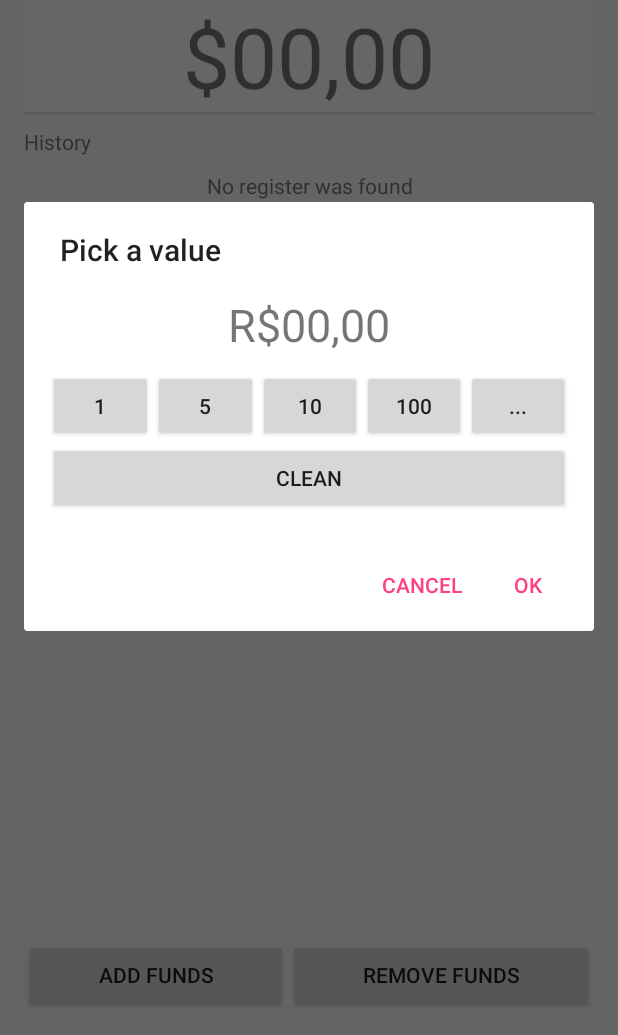
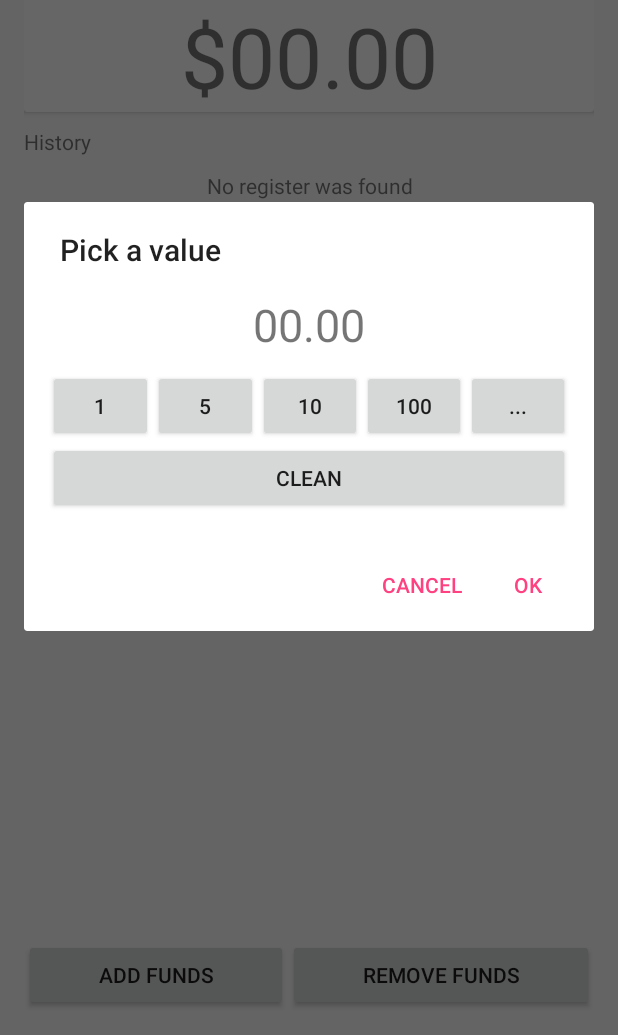
Before and after one commit to mattsousa/PortifoliAPP, an Android app: the screen it shows after launch (PrincipalActivity), after a tap on "ADD FUNDS", on a phone screen of 412 x 824 dp, the part 201-1236 px from its top. Run offline under Robolectric (Android 15) with nearby library versions, the phone set to English and light mode, and no system bars.

Commit message:
Criação de tradução para o português do Brasil, Criação das classes de operação programada

```diff
--- a/EconoApp/app/src/main/java/br/com/bluedogs/econoapp/activity/view_components/Adapter.java
+++ b/EconoApp/app/src/main/java/br/com/bluedogs/econoapp/activity/view_components/Adapter.java
@@ -12,8 +12,8 @@ import java.text.ParseException;
 
 import br.com.bluedogs.econoapp.R;
 import br.com.bluedogs.econoapp.model.Operation;
-import br.com.bluedogs.econoapp.model.SimpleAddingOperation;
-import br.com.bluedogs.econoapp.model.SimpleRemovingOperation;
+import br.com.bluedogs.econoapp.model.operation.SimpleAddingOperation;
+import br.com.bluedogs.econoapp.model.operation.SimpleRemovingOperation;
 
 /**
  * Created by Sarah Francis on 15/01/2017.
--- a/EconoApp/app/src/main/java/br/com/bluedogs/econoapp/db/OperationDAO.java
+++ b/EconoApp/app/src/main/java/br/com/bluedogs/econoapp/db/OperationDAO.java
@@ -3,7 +3,6 @@ package br.com.bluedogs.econoapp.db;
 import android.content.ContentValues;
 import android.content.Context;
 import android.database.Cursor;
-import android.util.Log;
 
 import java.text.SimpleDateFormat;
 import java.util.ArrayList;
@@ -11,8 +10,8 @@ import java.util.Date;
 import java.util.List;
 
 import br.com.bluedogs.econoapp.model.Operation;
-import br.com.bluedogs.econoapp.model.SimpleAddingOperation;
-import br.com.bluedogs.econoapp.model.SimpleRemovingOperation;
+import br.com.bluedogs.econoapp.model.operation.SimpleAddingOperation;
+import br.com.bluedogs.econoapp.model.operation.SimpleRemovingOperation;
 import br.com.bluedogs.econoapp.model.User;
 
 /**
--- a/EconoApp/app/src/main/java/br/com/bluedogs/econoapp/model/Operation.java
+++ b/EconoApp/app/src/main/java/br/com/bluedogs/econoapp/model/Operation.java
@@ -1,6 +1,4 @@
 package br.com.bluedogs.econoapp.model;
-
-import android.content.res.Resources;
 
 import java.text.ParseException;
 import java.text.SimpleDateFormat;
@@ -9,6 +7,7 @@ import java.util.concurrent.TimeUnit;
 
 import br.com.bluedogs.econoapp.R;
 import br.com.bluedogs.econoapp.activity.PrincipalActivity;
+import br.com.bluedogs.econoapp.model.operation.OperationType;
 
 /**
  * Created by Sarah Francis on 12/01/2017.
--- a/EconoApp/app/src/main/java/br/com/bluedogs/econoapp/model/User.java
+++ b/EconoApp/app/src/main/java/br/com/bluedogs/econoapp/model/User.java
@@ -4,6 +4,9 @@ import java.text.SimpleDateFormat;
 import java.util.Date;
 import java.util.LinkedList;
 import java.util.List;
+
+import br.com.bluedogs.econoapp.model.operation.SimpleAddingOperation;
+import br.com.bluedogs.econoapp.model.operation.SimpleRemovingOperation;
 
 /**
  * Created by Sarah Francis on 11/01/2017.
--- a/EconoApp/app/src/main/java/br/com/bluedogs/econoapp/model/OperationType.java
+++ b/EconoApp/app/src/main/java/br/com/bluedogs/econoapp/model/operation/OperationType.java
@@ -1,4 +1,4 @@
-package br.com.bluedogs.econoapp.model;
+package br.com.bluedogs.econoapp.model.operation;
 
 /**
  * Created by Sarah Francis on 12/01/2017.
--- a/EconoApp/app/src/main/java/br/com/bluedogs/econoapp/model/SimpleAddingOperation.java
+++ b/EconoApp/app/src/main/java/br/com/bluedogs/econoapp/model/operation/SimpleAddingOperation.java
@@ -1,4 +1,4 @@
-package br.com.bluedogs.econoapp.model;
+package br.com.bluedogs.econoapp.model.operation;
 
 /**
  * Created by Sarah Francis on 12/01/2017.
--- a/EconoApp/app/src/main/java/br/com/bluedogs/econoapp/model/SimpleRemovingOperation.java
+++ b/EconoApp/app/src/main/java/br/com/bluedogs/econoapp/model/operation/SimpleRemovingOperation.java
@@ -1,4 +1,4 @@
-package br.com.bluedogs.econoapp.model;
+package br.com.bluedogs.econoapp.model.operation;
 
 /**
  * Created by Sarah Francis on 12/01/2017.
--- a/EconoApp/app/src/main/res/values/strings.xml
+++ b/EconoApp/app/src/main/res/values/strings.xml
@@ -4,25 +4,25 @@
 
     <!-- Principal Activity Strings -->
     <string name="main_greetings">Hello! Wellcome to EconoApp</string>
-    <string name="main_econohealth">EconoHealth: </string>
-    <string name="main_state">State</string>
-    <string name="main_value">$00,00</string>
+    <string name="main_econohealth" translatable="false">EconoHealth: </string>
+    <string name="main_state" translatable="false">State</string>
+    <string name="main_value">$00.00</string>
     <string name="main_history">History</string>
     <string name="main_add">Add Funds</string>
     <string name="main_remove">Remove Funds</string>
     <string name="main_dialog_title">Pick a value</string>
     <string name="main_dialog_positive">OK</string>
     <string name="main_dialog_negative">Cancel</string>
-    <string name="main_amount">R$00,00</string>
-    <string name="main_m1">1</string>
-    <string name="main_m5">5</string>
-    <string name="main_m10">10</string>
-    <string name="main_m100">100</string>
-    <string name="main_mcustom">...</string>
+    <string name="main_amount" translatable="false">00.00</string>
+    <string name="main_m1" translatable="false">1</string>
+    <string name="main_m5" translatable="false">5</string>
+    <string name="main_m10" translatable="false">10</string>
+    <string name="main_m100" translatable="false">100</string>
+    <string name="main_mcustom" translatable="false">...</string>
     <string name="main_custom_ok">Insert</string>
     <string name="main_more">More</string>
     <string name="main_history_result">No register was found</string>
-    <string name="main_date_item">dd/MM/yyyy</string>
+    <string name="main_date_item" translatable="false">dd/MM/yyyy</string>
     <string name="main_seconds">" seconds ago"</string>
     <string name="main_minutes">" minutes ago"</string>
     <string name="main_hours">" hours ago"</string>
```
Also changed, not shown: EconoApp/app/src/main/java/br/com/bluedogs/econoapp/model/operation/MultiAddingOperation.java (added, +12 -0 lines), EconoApp/app/src/main/java/br/com/bluedogs/econoapp/model/operation/MultiRemovingOperation.java (added, +12 -0 lines), 1 other file.
